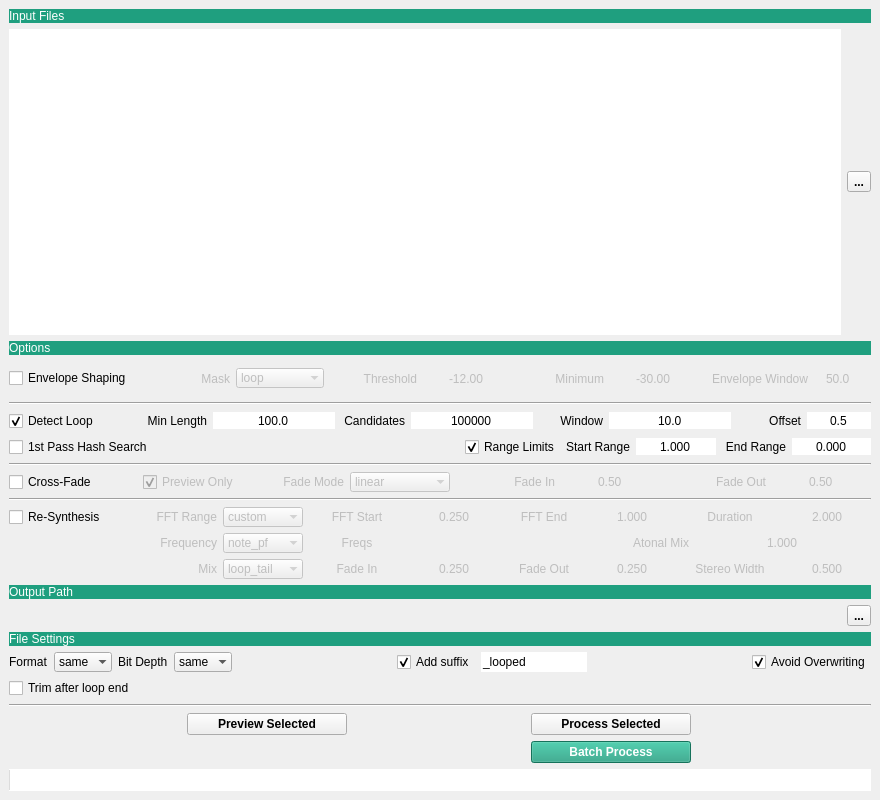
Before: the Qt Designer form tools/UI/loop_tool.ui in robotmitchum/sample_tools, drawn with Qt 5.
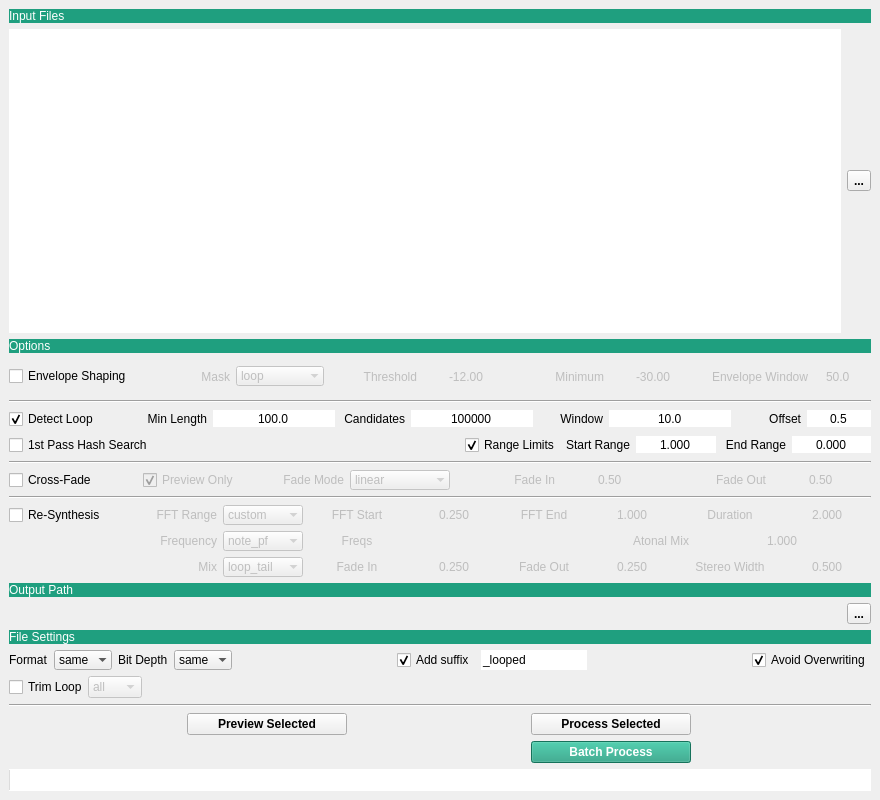
After: the same form once the commit is applied.

Commit message: - Added trim modes

```diff
--- a/tools/UI/loop_tool.ui
+++ b/tools/UI/loop_tool.ui
@@ -68,6 +68,7 @@
        <widget class="QToolButton" name="set_files_tb">
         <property name="font">
          <font>
+          <weight>75</weight>
           <bold>true</bold>
          </font>
         </property>
@@ -1887,6 +1888,7 @@
        <widget class="QToolButton" name="set_output_path_tb">
         <property name="font">
          <font>
+          <weight>75</weight>
           <bold>true</bold>
          </font>
         </property>
@@ -2103,14 +2105,64 @@
      </layout>
     </item>
     <item>
-     <widget class="QCheckBox" name="trim_after_cb">
-      <property name="toolTip">
-       <string>Reduce sample size by discarding data after the loop end</string>
+     <layout class="QHBoxLayout" name="trim_lyt">
+      <property name="spacing">
+       <number>0</number>
       </property>
-      <property name="text">
-       <string>Trim after loop end</string>
-      </property>
-     </widget>
+      <item>
+       <widget class="QCheckBox" name="trim_cb">
+        <property name="toolTip">
+         <string>Reduce sample size by discarding data outside of loop region</string>
+        </property>
+        <property name="text">
+         <string>Trim Loop</string>
+        </property>
+       </widget>
+      </item>
+      <item>
+       <widget class="QComboBox" name="trim_mode_cmb">
+        <property name="enabled">
+         <bool>false</bool>
+        </property>
+        <property name="toolTip">
+         <string>start	Trim audio before loop
+end	Trim audio after loop
+all	Keep only looped region</string>
+        </property>
+        <property name="currentIndex">
+         <number>2</number>
+        </property>
+        <item>
+         <property name="text">
+          <string>start</string>
+         </property>
+        </item>
+        <item>
+         <property name="text">
+          <string>end</string>
+         </property>
+        </item>
+        <item>
+         <property name="text">
+          <string>all</string>
+         </property>
+        </item>
+       </widget>
+      </item>
+      <item>
+       <spacer name="horizontalSpacer">
+        <property name="orientation">
+         <enum>Qt::Horizontal</enum>
+        </property>
+        <property name="sizeHint" stdset="0">
+         <size>
+          <width>40</width>
+          <height>20</height>
+         </size>
+        </property>
+       </spacer>
+      </item>
+     </layout>
     </item>
     <item>
      <widget class="Line" name="line">
```
Left out of the diff: 3 changed lines with no effect on the pictures. The commit also changes 3 other files.
